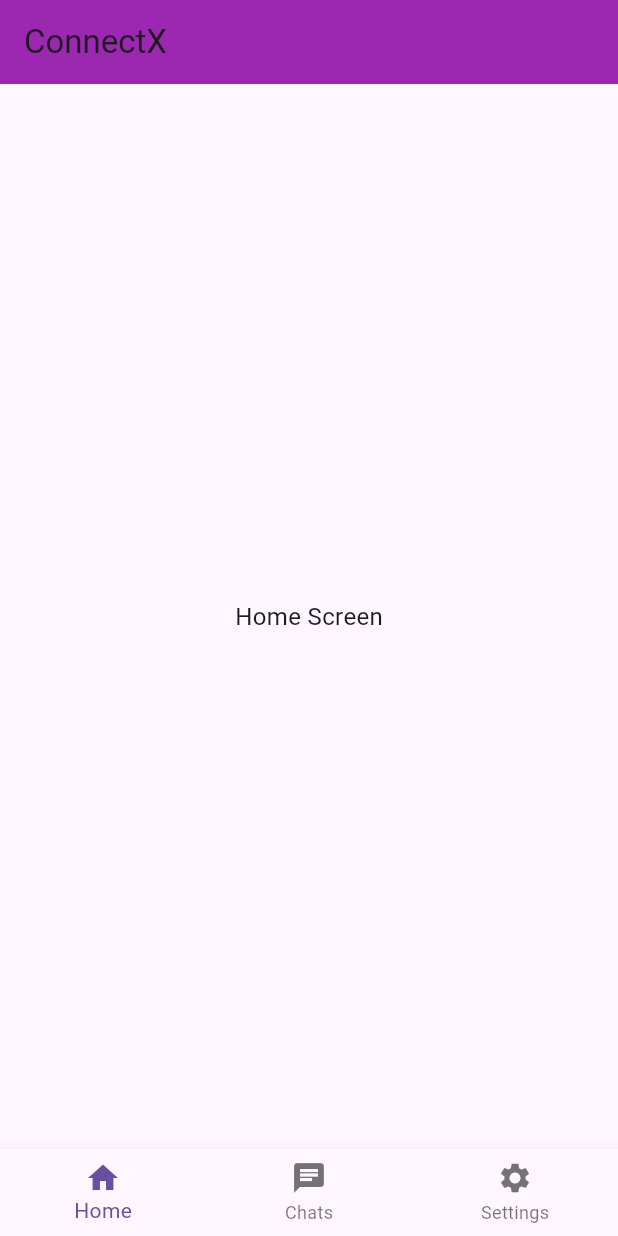
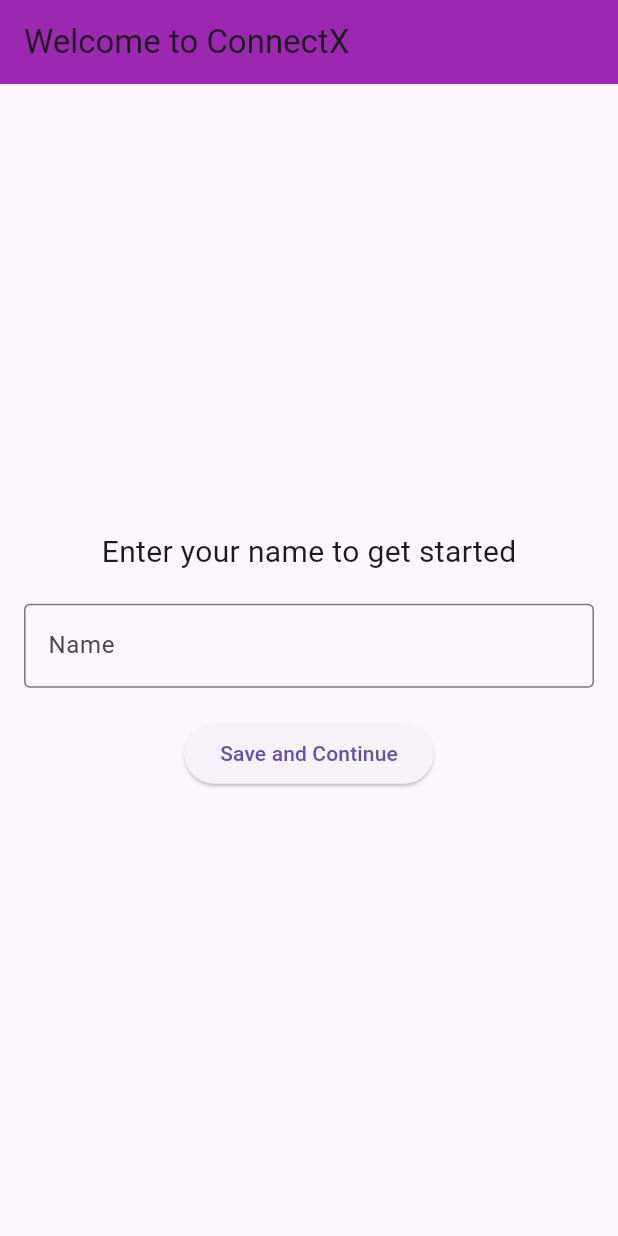
Before and after one commit to Socrates310/test_app, a Flutter app: the screen it shows after launch, on a phone screen of 412 x 824 dp. Run offline on Flutter 3.47's test engine with Material 3 defaults, Android fonts, the phone set to English and light mode, and no system bars; our stand-ins replace audioplayers, shared_preferences.

Commit message:
Login feature

```diff
--- /dev/null
+++ b/lib/first_time_login.dart
@@ -0,0 +1,61 @@
+import 'package:flutter/material.dart';
+import 'package:shared_preferences/shared_preferences.dart';
+import 'home_page.dart';
+
+class FirstTimeLoginPage extends StatefulWidget {
+  const FirstTimeLoginPage({super.key});
+
+  @override
+  State<FirstTimeLoginPage> createState() => _FirstTimeLoginPageState();
+}
+
+class _FirstTimeLoginPageState extends State<FirstTimeLoginPage> {
+  final TextEditingController _nameController = TextEditingController();
+
+  // Save name and update first-time flag
+  void _saveName() async {
+    final SharedPreferences prefs = await SharedPreferences.getInstance();
+    await prefs.setString('userName', _nameController.text);
+    await prefs.setBool('isFirstTime', false); // Mark the first-time setup as complete
+
+    // Navigate to the home page
+    Navigator.pushReplacement(
+      context,
+      MaterialPageRoute(builder: (context) => const MyHomePage(title: 'ConnectX')),
+    );
+  }
+
+  @override
+  Widget build(BuildContext context) {
+    return Scaffold(
+      appBar: AppBar(
+        title: const Text('Welcome to ConnectX'),
+      ),
+      body: Padding(
+        padding: const EdgeInsets.all(16.0),
+        child: Column(
+          mainAxisAlignment: MainAxisAlignment.center,
+          children: <Widget>[
+            const Text(
+              'Enter your name to get started',
+              style: TextStyle(fontSize: 20),
+            ),
+            const SizedBox(height: 20),
+            TextField(
+              controller: _nameController,
+              decoration: const InputDecoration(
+                labelText: 'Name',
+                border: OutlineInputBorder(),
+              ),
+            ),
+            const SizedBox(height: 20),
+            ElevatedButton(
+              onPressed: _saveName,
+              child: const Text('Save and Continue'),
+            ),
+          ],
+        ),
+      ),
+    );
+  }
+}
--- a/lib/main.dart
+++ b/lib/main.dart
@@ -1,12 +1,22 @@
 import 'package:flutter/material.dart';
-import 'package:audioplayers/audioplayers.dart';  // Import the audioplayers package
+import 'package:shared_preferences/shared_preferences.dart';
+import 'first_time_login.dart';
+import 'home_page.dart';
 
-void main() {
-  runApp(const MyApp());
+void main() async {
+  WidgetsFlutterBinding.ensureInitialized();
+  final SharedPreferences prefs = await SharedPreferences.getInstance();
+
+  // Check if the app is launched for the first time
+  final bool isFirstTime = prefs.getBool('isFirstTime') ?? true;
+
+  runApp(MyApp(isFirstTime: isFirstTime));
 }
 
 class MyApp extends StatelessWidget {
-  const MyApp({super.key});
+  final bool isFirstTime;
+
+  const MyApp({super.key, required this.isFirstTime});
 
   @override
   Widget build(BuildContext context) {
@@ -15,75 +25,15 @@ class MyApp extends StatelessWidget {
       theme: ThemeData(
         appBarTheme: const AppBarTheme(
           backgroundColor: Colors.purple,
-          elevation: 0, // Remove shadow under the AppBar
+          elevation: 0,
         ),
         useMaterial3: true,
         textTheme: const TextTheme(
           bodyMedium: TextStyle(fontSize: 16, fontFamily: 'Roboto'),
         ),
       ),
-      home: const MyHomePage(title: 'ConnectX'),
+      // Navigate to the appropriate page based on the first-time flag
+      home: isFirstTime ? const FirstTimeLoginPage() : const MyHomePage(title: 'ConnectX'),
     );
   }
 }
-
-class MyHomePage extends StatefulWidget {
-  const MyHomePage({super.key, required this.title});
-
-  final String title;
-
-  @override
-  State<MyHomePage> createState() => _MyHomePageState();
-}
-
-class _MyHomePageState extends State<MyHomePage> {
-  int _selectedIndex = 0;  // Index for bottom navigation bar
-
-  late AudioPlayer _audioPlayer;  // Declare AudioPlayer
-
-  @override
-  void initState() {
-    super.initState();
-    _audioPlayer = AudioPlayer();  // Initialize the AudioPlayer here
-  }
-
-  // Handle bottom navigation item taps
-  void _onItemTapped(int index) {
-    setState(() {
-      _selectedIndex = index;
-    });
-
-    // Play sound on tap
-    _audioPlayer.play(AssetSource('assets/sounds/tap_sound.mp3'));  // Play sound from assets
-  }
-
-  @override
-  Widget build(BuildContext context) {
-    return Scaffold(
-      appBar: AppBar(
-        title: Text(widget.title),
-      ),
-      body: Center(
-        child: Text('Home Screen'),
-      ),
-      bottomNavigationBar: BottomNavigationBar(
-        currentIndex: _selectedIndex,
-        onTap: _onItemTapped,  // Handle item taps
-        items: const <BottomNavigationBarItem>[
-          BottomNavigationBarItem(
-            icon: Icon(Icons.home),
-            label: 'Home',
-          ),
-          BottomNavigationBarItem(
-            icon: Icon(Icons.chat),
-            label: 'Chats',
-          ),
-          BottomNavigationBarItem(
-            icon: Icon(Icons.settings),
-            label: 'Settings',
-          ),
-        ],
-      ),
-    );
-  }
-}
--- a/pubspec.yaml
+++ b/pubspec.yaml
@@ -2,7 +2,7 @@ name: test_app
 description: "A new Flutter project."
 publish_to: 'none'
 
-version: 0.2.1+3
+version: 0.3.1+6
 
 environment:
   sdk: ^3.6.0
```
Also changed, not shown: lib/home_page.dart (added, +80 -0 lines).
